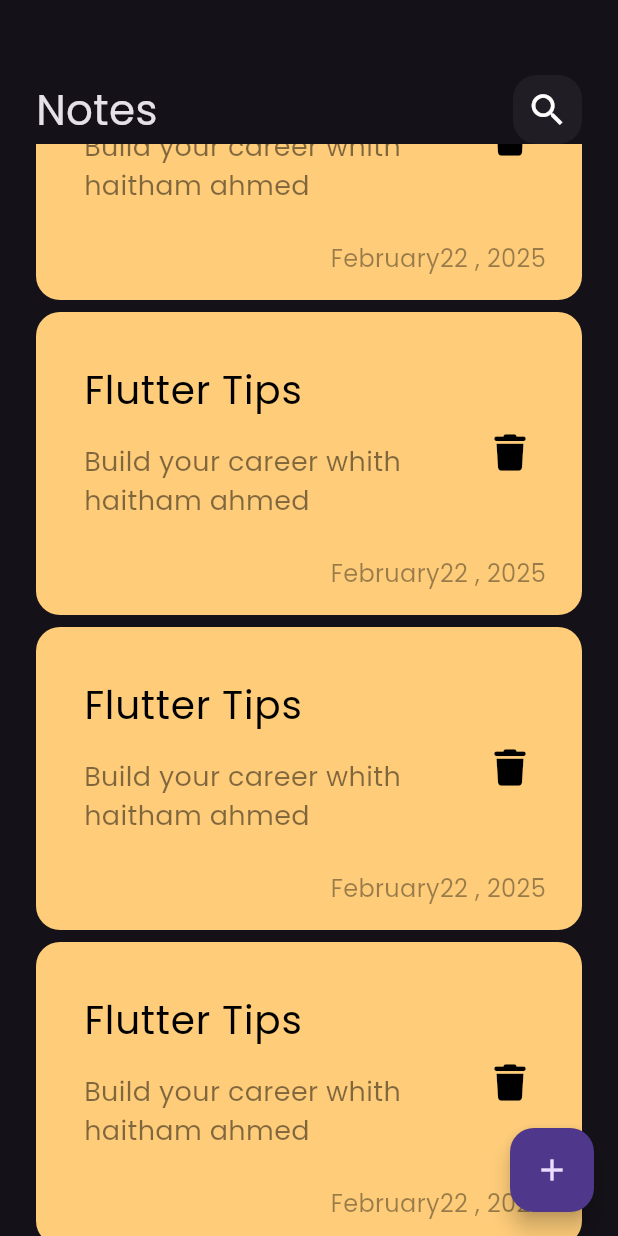
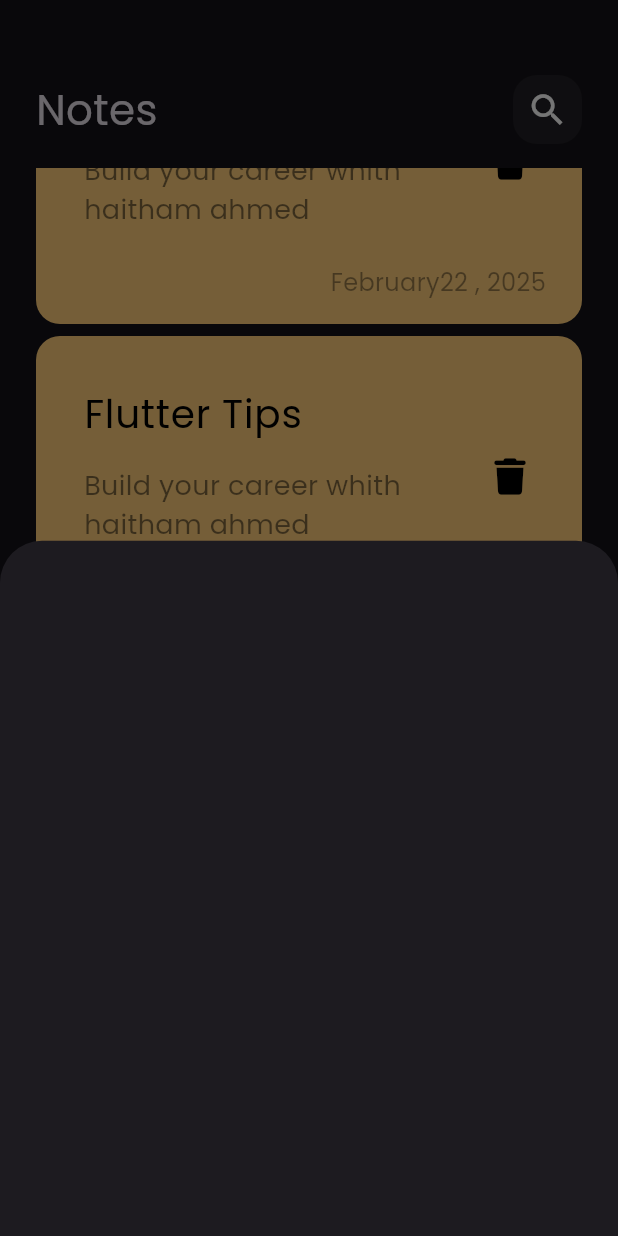
Before and after one commit to Haitham-Ahmed/notes_app, a Flutter app: the screen it shows after launch, scrolled down 1152 dp, after a tap on the "add" icon, on a phone screen of 412 x 824 dp. Run offline on Flutter 3.47's test engine with Material 3 defaults, Android fonts, the phone set to English and light mode, and no system bars; our stand-ins replace font_awesome_flutter.

Commit message:
show modal bottom sheet

```diff
--- a/lib/views/notes_views.dart
+++ b/lib/views/notes_views.dart
@@ -1,5 +1,6 @@
 import 'package:flutter/foundation.dart';
 import 'package:flutter/material.dart';
+import 'package:notes_app/widgets/add_note_bottom_sheet.dart';
 import 'package:notes_app/widgets/notes_view_body.dart';
 
 class NotesViews extends StatelessWidget {
@@ -9,8 +10,15 @@ class NotesViews extends StatelessWidget {
   Widget build(BuildContext context) {
     return Scaffold(
       body: const NotesViewBody(),
-      floatingActionButton: FloatingActionButton(onPressed: () {},
-      child: const Icon(Icons.add),
+      floatingActionButton: FloatingActionButton(
+        onPressed: () {
+          showModalBottomSheet(
+          context: context,
+          builder: (context){
+            return const AddNoteBottomSheet();
+          });
+        },
+        child: const Icon(Icons.add),
       ),
     );
   }
--- /dev/null
+++ b/lib/widgets/add_note_bottom_sheet.dart
@@ -0,0 +1,10 @@
+import 'package:flutter/material.dart';
+
+class AddNoteBottomSheet extends StatelessWidget {
+  const AddNoteBottomSheet({super.key});
+
+  @override
+  Widget build(BuildContext context) {
+    return Container();
+  }
+}
--- a/lib/widgets/notes_list_view.dart
+++ b/lib/widgets/notes_list_view.dart
@@ -8,13 +8,17 @@ class NotesListView extends StatelessWidget {
 
   @override
   Widget build(BuildContext context) {
-    return ListView.builder(
+    return Padding(
+      padding: const EdgeInsets.symmetric(vertical: 16),
+      child: ListView.builder(
+        padding: EdgeInsets.zero,
         itemBuilder: (context, index) {
           return const Padding(
             padding: EdgeInsets.symmetric(vertical: 4),
             child: NotesItem(),
           );
         },
+      ),
     );
   }
 }
```
Lines whose indentation alone changed are shown as unchanged.
